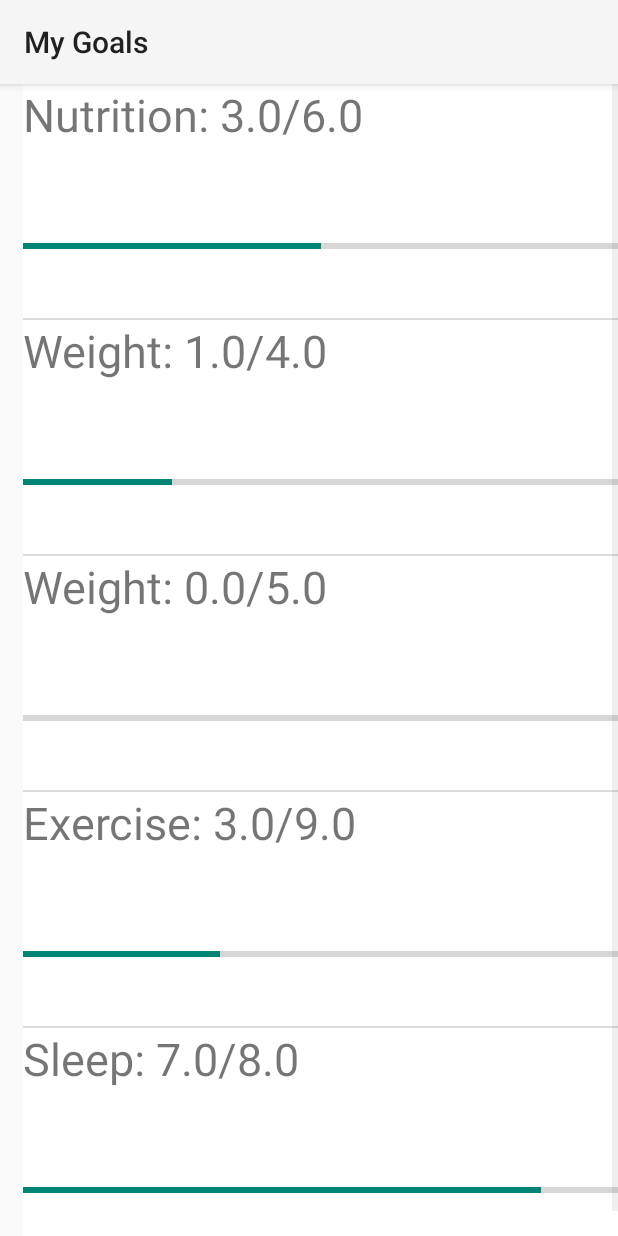
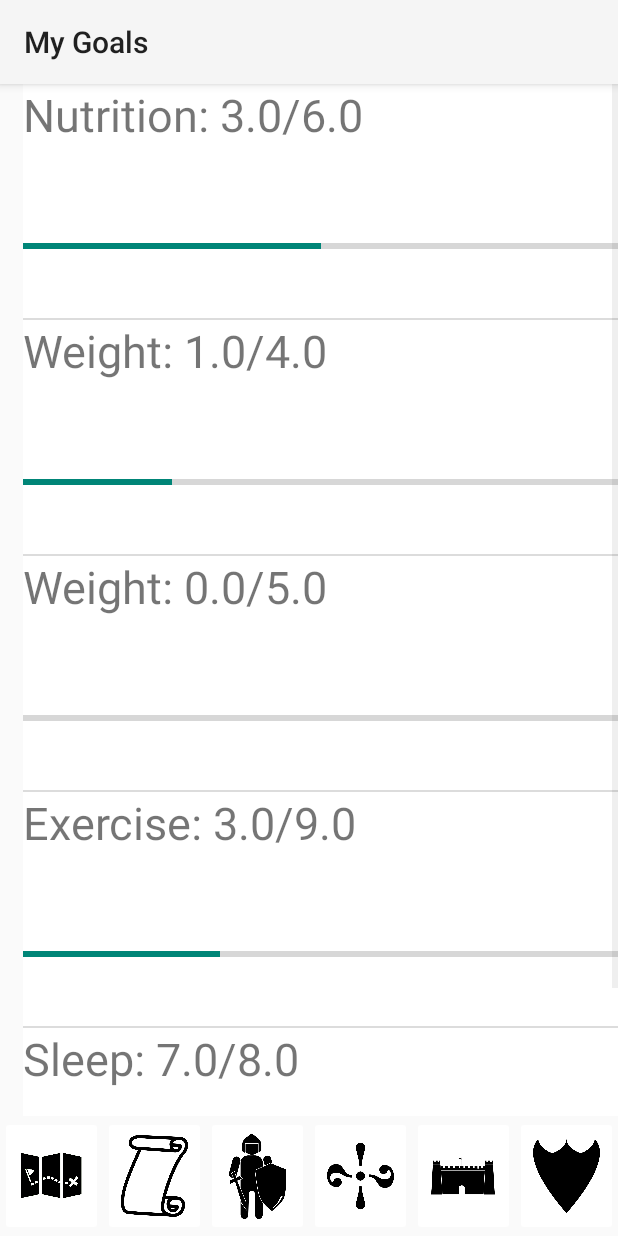
Before and after one commit to RPGFitnessTeam/RPGFitness, an Android app: the GoalActive screen opened directly, with no data from a screen before it, on a phone screen of 412 x 824 dp. Run offline under Robolectric (Android 15) with nearby library versions, the phone set to English and light mode, and no system bars.

Commit message:
Add footer to Goal and Tip screens
Add footer to Goal and Tip screens

```diff
--- a/RPG_Fitness_App/app/src/main/res/layout/goal_main.xml
+++ b/RPG_Fitness_App/app/src/main/res/layout/goal_main.xml
@@ -1,10 +1,18 @@
 <?xml version="1.0" encoding="utf-8"?>
+<RelativeLayout
+    xmlns:android="http://schemas.android.com/apk/res/android"
+    xmlns:app="http://schemas.android.com/apk/res-auto"
+    xmlns:tools="http://schemas.android.com/tools"
+    android:layout_width="match_parent"
+    android:layout_height="match_parent">
 
-<LinearLayout xmlns:android="http://schemas.android.com/apk/res/android"
+    <include layout="@layout/footer" />
+
+    <LinearLayout
         android:layout_width="fill_parent"
         android:layout_height="fill_parent"
-    xmlns:app="http://schemas.android.com/apk/res-auto"
-    android:orientation="vertical">
+        android:orientation="vertical"
+        android:layout_above="@id/footer">
 
         <android.support.v7.widget.Toolbar
             android:id="@+id/my_toolbar"
@@ -25,3 +33,4 @@
             />
 
     </LinearLayout>
+</RelativeLayout>
```
Also changed, not shown: RPG_Fitness_App/app/src/main/res/layout/tip_main.xml (+11 -2 lines). Lines whose indentation alone changed are shown as unchanged.
